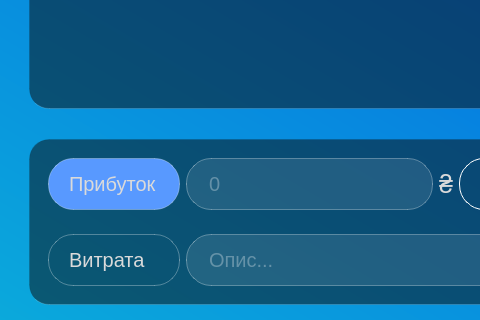
Old version of the form budget_manager_frontend/forms/mainwindow.ui in the repository BogdanKalysh/budget_manager_app; both pictures show x 485 to 965 and y 400 to 720 of the 1280 by 720 pixel window.
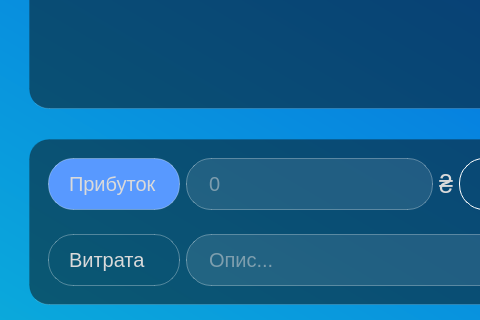
New version of the form. Icons and pictures are not drawn.

Commit message: fixed palaceholder and text color in input lines

Diff of the .ui file:
```diff
--- a/budget_manager_frontend/forms/mainwindow.ui
+++ b/budget_manager_frontend/forms/mainwindow.ui
@@ -85,7 +85,11 @@
  	border-radius: 25px;
  	font-size: 20px;
  	padding: 0 20px;
- 	color: rgba(255,255,255,0.6);
+ 	color: rgba(218,218,218);
+}
+
+QLineEdit[text=&quot;&quot;]{
+	color: rgba(255,255,255,0.6);
 }
 
 #categoryComboBox{
```
Left out of the diff: 27 changed lines with no effect on the pictures. The commit also changes 11 other files.
